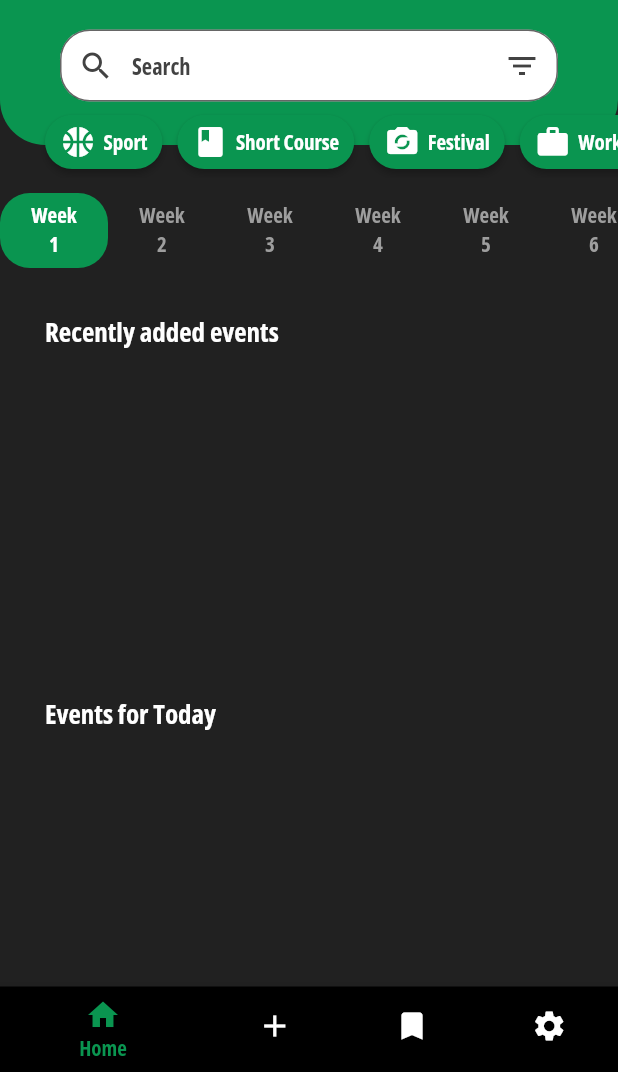
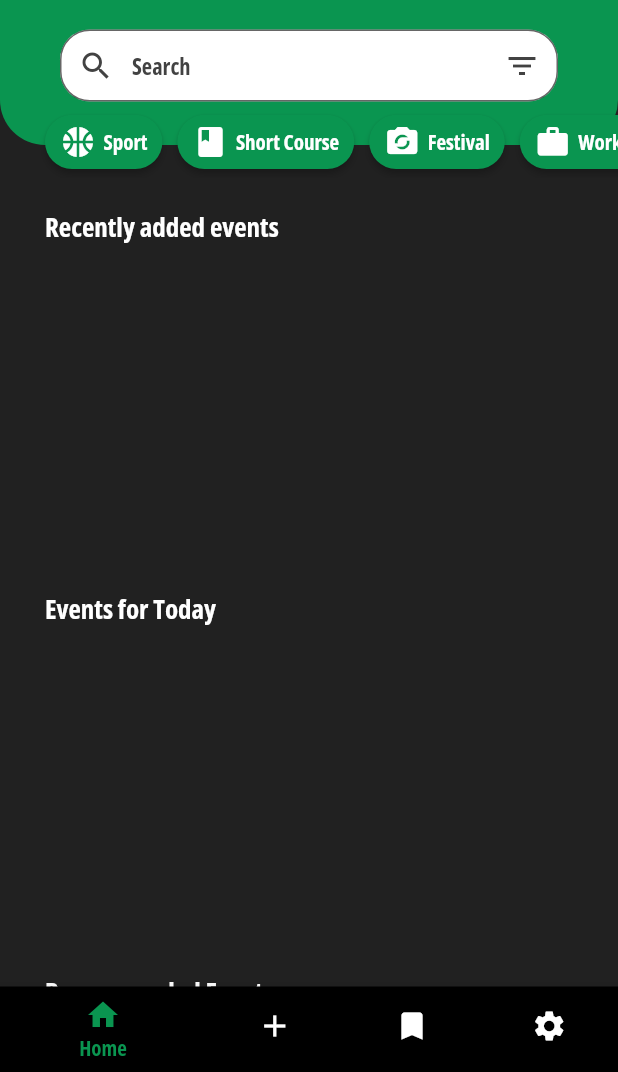
Before and after one commit to KFUPMCC/kfupm_events, a Flutter app: the screen it shows after launch, after a tap on "Dark Mode", on a phone screen of 412 x 824 dp, the part 164-1236 px from its top. Run offline on Flutter 3.47's test engine with Material 2 defaults, Android fonts, the phone set to English and light mode, and no system bars; our stand-ins replace cloud_firestore, firebase_auth, firebase_core, font_awesome_flutter, go_router; accounts and stored records are empty; project files that could hold a hidden picture were left out.

Commit message:
rm_weeks

```diff
--- a/lib/src/features/home/presentation/home_page.dart
+++ b/lib/src/features/home/presentation/home_page.dart
@@ -1,5 +1,5 @@
 import 'package:flutter/material.dart';
-import 'package:kfupm_events/src/features/home/presentation/lower/home_lower.dart';
+import 'package:kfupm_events/src/features/home/presentation/lower/home_events.dart';
 import 'package:kfupm_events/src/features/home/presentation/upper/home_upper.dart';
 import 'package:kfupm_events/src/theme/dark_notifier.dart';
 import 'package:provider/provider.dart';
@@ -14,17 +14,19 @@ class HomePage extends StatefulWidget {
 class _HomePageState extends State<HomePage> {
   @override
   Widget build(BuildContext context) {
-    return SingleChildScrollView(
-      child: Container(
+    return Container(
       color: Provider.of<DarkNotifier>(context).backgroundColor,
       child: Column(
         children: const [
           // Green home part
           HomeUpper(),
           // Events white part
-            HomeLower(),
+          Expanded(
+            child: SingleChildScrollView(
+              child: HomeEvents(),
+            ),
+          ),
         ],
-        ),
       ),
     );
   }
--- a/lib/src/features/home/presentation/lower/week_events.dart
+++ b/lib/src/features/home/presentation/lower/home_events.dart
@@ -9,16 +9,16 @@ import '../../application/date_compare.dart';
 import '../../application/type_filter.dart';
 import '../../data/button_filter_notifier.dart';
 
-class WeekEvents extends StatefulWidget {
-  const WeekEvents({
+class HomeEvents extends StatefulWidget {
+  const HomeEvents({
     Key? key,
   }) : super(key: key);
 
   @override
-  State<WeekEvents> createState() => _WeekEventsState();
+  State<HomeEvents> createState() => _HomeEventsState();
 }
 
-class _WeekEventsState extends State<WeekEvents> {
+class _HomeEventsState extends State<HomeEvents> {
   int dd = 0;
   @override
   Widget build(BuildContext context) {
--- a/lib/src/features/home/presentation/lower/home_lower.dart
+++ b/lib/src/features/home/presentation/weeks_feature_later/home_lower.dart
@@ -1,7 +1,7 @@
 import 'package:flutter/material.dart';
 import 'package:kfupm_events/src/constants/constants.dart';
-import 'package:kfupm_events/src/features/home/presentation/lower/week_events.dart';
-import 'package:kfupm_events/src/features/home/presentation/lower/week_tab.dart';
+import 'package:kfupm_events/src/features/home/presentation/lower/home_events.dart';
+import 'package:kfupm_events/src/features/home/presentation/weeks_feature_later/week_tab.dart';
 
 class HomeLower extends StatefulWidget {
   const HomeLower({super.key});
@@ -73,13 +73,13 @@ class _HomeLowerState extends State<HomeLower>
                 physics: const NeverScrollableScrollPhysics(),
                 controller: tabController,
                 children: const [
-                  WeekEvents(),
-                  WeekEvents(),
-                  WeekEvents(),
-                  WeekEvents(),
-                  WeekEvents(),
-                  WeekEvents(),
-                  WeekEvents(),
+                  // WeekEvents(),
+                  // WeekEvents(),
+                  // WeekEvents(),
+                  // WeekEvents(),
+                  // WeekEvents(),
+                  // WeekEvents(),
+                  // WeekEvents(),
                 ],
               ),
             ),
```
Also changed, not shown: lib/src/features/home/presentation/weeks_feature_later/week_tab.dart (renamed from lib/src/features/home/presentation/lower/week_tab.dart). Lines whose indentation alone changed are shown as unchanged.
